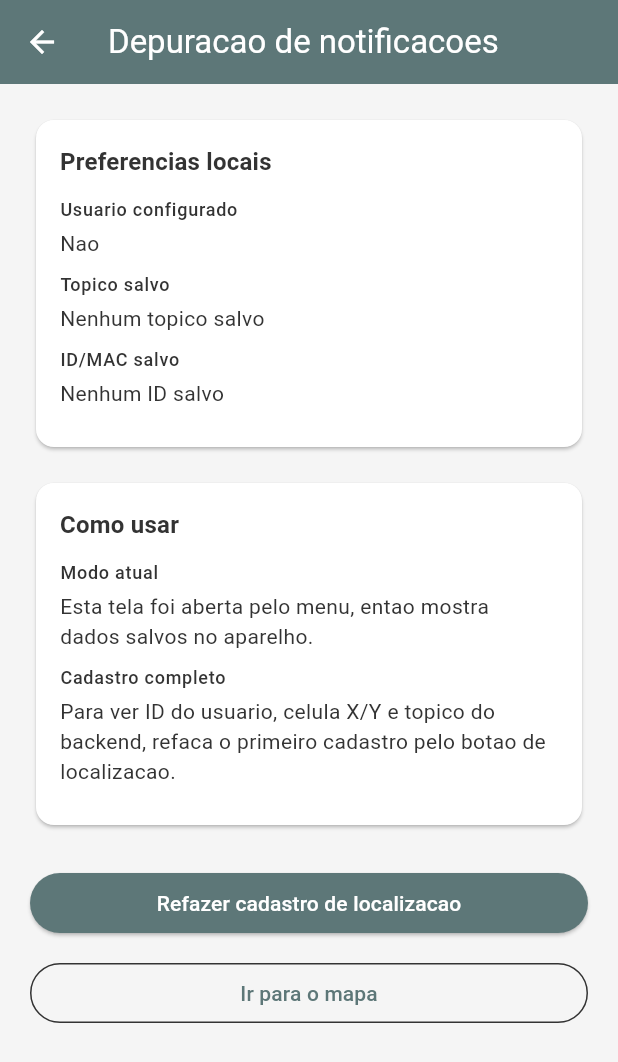
After one commit to BrunoTochetto/PUNC, a Flutter app: the DebugNotificacoesPage screen opened by its route, on a phone screen of 412 x 824 dp. The commit adds this screen. Shown: the top 1062 px of the screen. Run offline on Flutter 3.47's test engine with Material 3 defaults, Android fonts, the phone set to English and light mode, and no system bars; our stand-ins replace device_info_plus, firebase_core, firebase_messaging, geolocator, shared_preferences; accounts and stored records are empty.

Commit message:
FCM Topics - Tentativa de funcionar
Commits de dessespero pois isso não vai funcionar sem refazer todo o front.

```diff
--- /dev/null
+++ b/punc/devtools_options.yaml
@@ -0,0 +1,3 @@
+description: This file stores settings for Dart & Flutter DevTools.
+documentation: https://docs.flutter.dev/tools/devtools/extensions#configure-extension-enablement-states
+extensions:
--- a/punc/lib/main.dart
+++ b/punc/lib/main.dart
@@ -7,6 +7,7 @@ import './nucleo/temas/appTheme.dart';
 import './source/data/servicos/servico_notificacoes.dart';
 import './source/views/configuracao_usuario_page.dart';
 import './source/views/cronograma.dart';
+import './source/views/debug_notificacoes_page.dart';
 import './source/views/gerenciamento.dart';
 import './source/views/gerenciamento2.dart';
 import './source/views/localizacao_atual_page.dart';
@@ -33,6 +34,7 @@ Future<void> main() async {
         '/gerenciamento/novo': (_) => const Gerenciamento2Page(),
         '/perfil': (_) => const PerfilPage(),
         '/configuracoes': (_) => const ConfiguracaoUsuarioPage(),
+        '/debug-notificacoes': (_) => const DebugNotificacoesPage(),
       },
     ),
   );
--- a/punc/lib/nucleo/segredos/api_config.dart
+++ b/punc/lib/nucleo/segredos/api_config.dart
@@ -5,11 +5,11 @@ class ApiConfig {
 
   static const String baseUrl = String.fromEnvironment(
     'PUNC_API_URL',
-    defaultValue: 'http://localhost:1000',
+    defaultValue: 'http://192.168.0.34:2000',
   );
 
   static const String wsUrl = String.fromEnvironment(
     'PUNC_WS_URL',
-    defaultValue: 'ws://localhost:8080',
+    defaultValue: 'ws://192.168.0.34:8080',
   );
 }
--- a/punc/lib/source/data/repositorios/repositorio_usuario.dart
+++ b/punc/lib/source/data/repositorios/repositorio_usuario.dart
@@ -13,6 +13,7 @@ class RepositorioUsuario {
     required String mac,
     required double latitude,
     required double longitude,
+    String? fcmToken,
   }) async {
     final resposta = await _client.post(
       '/api/usuario/cadastro',
@@ -21,6 +22,8 @@ class RepositorioUsuario {
         'mac': mac,
         'latitude': latitude,
         'longitude': longitude,
+        if (fcmToken != null && fcmToken.trim().isNotEmpty)
+          'fcm_token': fcmToken.trim(),
       },
     );
 
--- a/punc/lib/source/data/servicos/servico_notificacoes.dart
+++ b/punc/lib/source/data/servicos/servico_notificacoes.dart
@@ -76,10 +76,25 @@ class ServicoNotificacoes {
     }
   }
 
+  Future<String?> obterTokenFcm() async {
+    try {
+      return await _messaging.getToken();
+    } catch (e) {
+      throw NotificacaoExcecao(
+        'Nao foi possivel obter o token FCM do dispositivo: $e',
+      );
+    }
+  }
+
   Future<InscricaoNotificacao> inscreverUsuario(
     ResultadoCadastroUsuario cadastro,
   ) async {
     final topico = topicoParaCadastro(cadastro);
+    final inscricaoBackend = cadastro.usuario.inscricaoFcm;
+
+    if (inscricaoBackend?.inscrito == true) {
+      return InscricaoNotificacao(inscrito: true, topico: topico);
+    }
 
     try {
       await inscreverNoTopico(topico);
@@ -105,14 +120,19 @@ class ServicoNotificacoes {
   }
 
   static String topicoParaCadastro(ResultadoCadastroUsuario cadastro) {
+    final topicoBackend = cadastro.usuario.celula.topico?.trim();
+    if (topicoBackend != null && topicoBackend.isNotEmpty) {
+      return topicoBackend;
+    }
+
     final x = cadastro.usuario.celula.x;
     final y = cadastro.usuario.celula.y;
     if (x == null || y == null) {
       throw const NotificacaoExcecao(
-        'Backend nao retornou a celula do usuario.',
+        'Backend nao retornou o topico nem a celula do usuario.',
       );
     }
-    return 'celula-$x-$y';
+    return 'celula_${x}_$y';
   }
 
   void dispose() {
@@ -122,16 +142,25 @@ class ServicoNotificacoes {
   }
 
   Future<void> _inscreverTopico(String topico) async {
-    if (_topicoAtual == topico) {
+    final topicoNormalizado = topico.trim();
+    if (topicoNormalizado.isEmpty) {
+      throw const NotificacaoExcecao(
+        'Topico FCM invalido ou vazio para inscricao.',
+      );
+    }
+
+    if (_topicoAtual == topicoNormalizado) {
       return;
     }
+
+    await _messaging.getToken();
 
     if (_topicoAtual != null) {
       await _messaging.unsubscribeFromTopic(_topicoAtual!);
     }
 
-    await _messaging.subscribeToTopic(topico);
-    _topicoAtual = topico;
+    await _messaging.subscribeToTopic(topicoNormalizado);
+    _topicoAtual = topicoNormalizado;
   }
 
   Future<void> _solicitarPermissao() async {
--- a/punc/lib/source/domain/casodeuso/usuario/cadastrar_usuario.dart
+++ b/punc/lib/source/domain/casodeuso/usuario/cadastrar_usuario.dart
@@ -14,6 +14,7 @@ class CadastrarUsuario {
     required String mac,
     required double latitude,
     required double longitude,
+    String? fcmToken,
   }) {
     if (nomeDispositivo.trim().isEmpty) {
       throw ArgumentError('Nome do dispositivo é obrigatório.');
@@ -27,6 +28,7 @@ class CadastrarUsuario {
       mac: mac.trim(),
       latitude: latitude,
       longitude: longitude,
+      fcmToken: fcmToken,
     );
   }
 }
--- a/punc/lib/source/viewmodels/localizacao_view_model.dart
+++ b/punc/lib/source/viewmodels/localizacao_view_model.dart
@@ -1,4 +1,7 @@
+import 'package:flutter/foundation.dart';
+
 import '../data/modelos/localizacao_usuario.dart';
+import '../data/modelos/usuario.dart';
 import '../data/servicos/servico_localizacao.dart';
 import '../data/servicos/servico_notificacoes.dart';
 import '../data/servicos/servico_preferencias_usuario.dart';
@@ -7,11 +10,15 @@ import '../domain/casodeuso/usuario/cadastrar_usuario.dart';
 class ResultadoConfiguracaoLocalizacao {
   const ResultadoConfiguracaoLocalizacao({
     required this.localizacao,
+    required this.cadastro,
     required this.inscricao,
+    this.erroInscricao,
   });
 
   final LocalizacaoUsuario localizacao;
+  final ResultadoCadastroUsuario cadastro;
   final InscricaoNotificacao inscricao;
+  final String? erroInscricao;
 }
 
 class LocalizacaoViewModel {
@@ -40,6 +47,10 @@ class LocalizacaoViewModel {
     required LocalizacaoUsuario localizacao,
   }) async {
     await _servicoNotificacoes.inicializar();
+    final tokenFcm = await _servicoNotificacoes.obterTokenFcm();
+    debugPrint(
+      '[PUNC notificacoes] token_fcm=${tokenFcm == null ? 'null' : '${tokenFcm.length} caracteres'}',
+    );
 
     final identificacao =
         await _preferenciasUsuario.obterIdentificacaoDispositivo();
@@ -48,17 +59,45 @@ class LocalizacaoViewModel {
       mac: identificacao.mac,
       latitude: localizacao.latitude,
       longitude: localizacao.longitude,
+      fcmToken: tokenFcm,
     );
-    final inscricao = await _servicoNotificacoes.inscreverUsuario(cadastro);
+    debugPrint(
+      '[PUNC notificacoes] usuario=${cadastro.usuario.id} '
+      'celula=${cadastro.usuario.celula.x},${cadastro.usuario.celula.y} '
+      'topico_backend=${cadastro.usuario.celula.topico} '
+      'inscricao_backend=${cadastro.usuario.inscricaoFcm?.inscrito}',
+    );
 
-    await _preferenciasUsuario.salvarConfiguracao(
-      topico: inscricao.topico,
-      idDispositivo: identificacao.mac,
+    late final InscricaoNotificacao inscricao;
+    String? erroInscricao;
+    try {
+      inscricao = await _servicoNotificacoes.inscreverUsuario(cadastro);
+    } catch (erro) {
+      erroInscricao = erro.toString();
+      inscricao = InscricaoNotificacao(
+        inscrito: false,
+        topico: ServicoNotificacoes.topicoParaCadastro(cadastro),
+      );
+    }
+
+    debugPrint(
+      '[PUNC notificacoes] inscricao_firebase=${inscricao.inscrito} '
+      'topico=${inscricao.topico} erro=${erroInscricao ?? 'nenhum'}',
     );
+
+    final inscritoNoBackend = cadastro.usuario.inscricaoFcm?.inscrito == true;
+    if (inscricao.inscrito || inscritoNoBackend) {
+      await _preferenciasUsuario.salvarConfiguracao(
+        topico: inscricao.topico,
+        idDispositivo: identificacao.mac,
+      );
+    }
 
     return ResultadoConfiguracaoLocalizacao(
       localizacao: localizacao,
+      cadastro: cadastro,
       inscricao: inscricao,
+      erroInscricao: erroInscricao,
     );
   }
 }
--- /dev/null
+++ b/punc/lib/source/views/debug_notificacoes_page.dart
@@ -0,0 +1,236 @@
+import 'package:flutter/material.dart';
+
+import '../data/servicos/servico_preferencias_usuario.dart';
+import '../viewmodels/localizacao_view_model.dart';
+
+class DebugNotificacoesPage extends StatelessWidget {
+  const DebugNotificacoesPage({
+    super.key,
+    this.resultado,
+  });
+
+  final ResultadoConfiguracaoLocalizacao? resultado;
+
+  @override
+  Widget build(BuildContext context) {
+    final resultadoAtual = resultado;
+    if (resultadoAtual == null) {
+      return const _DebugPreferenciasPage();
+    }
+
+    final usuario = resultadoAtual.cadastro.usuario;
+    final celula = usuario.celula;
+    final inscricaoBackend = usuario.inscricaoFcm;
+
+    return Scaffold(
+      appBar: AppBar(
+        title: const Text('Depuracao de notificacoes'),
+      ),
+      body: ListView(
+        padding: const EdgeInsets.all(20),
+        children: [
+          _SecaoDebug(
+            titulo: 'Status',
+            itens: {
+              'Cadastro backend': resultadoAtual.cadastro.mensagem,
+              'Topico inscrito no front': resultadoAtual.inscricao.topico,
+              'Inscricao Firebase': resultadoAtual.inscricao.inscrito
+                  ? 'Solicitada com sucesso'
+                  : 'Nao inscrita',
+              'Erro inscricao Firebase':
+                  resultadoAtual.erroInscricao ?? 'Nenhum erro capturado',
+              'Inscricao backend':
+                  inscricaoBackend?.inscrito == true ? 'Sim' : 'Nao',
+              'Motivo backend':
+                  inscricaoBackend?.motivo ?? 'Nenhum motivo informado',
+              'Erro backend': inscricaoBackend?.erro ?? 'Nenhum erro capturado',
+            },
+          ),
+          const SizedBox(height: 16),
+          _SecaoDebug(
+            titulo: 'Usuario',
+            itens: {
+              'ID usuario': usuario.id.toString(),
+              'ID celula': usuario.idCelula?.toString() ?? 'null',
+              'ID regiao': usuario.idRegiao?.toString() ?? 'null',
+            },
+          ),
+          const SizedBox(height: 16),
+          _SecaoDebug(
+            titulo: 'Celula e topico',
+            itens: {
+              'Celula X': celula.x?.toString() ?? 'null',
+              'Celula Y': celula.y?.toString() ?? 'null',
+              'Topico backend': celula.topico ?? 'null',
+              'Topico usado no Firebase': resultadoAtual.inscricao.topico,
+              'Topico inscrito pelo backend':
+                  inscricaoBackend?.topico ?? 'null',
+            },
+          ),
+          const SizedBox(height: 16),
+          _SecaoDebug(
+            titulo: 'Localizacao enviada',
+            itens: {
+              'Latitude': resultadoAtual.localizacao.latitude.toString(),
+              'Longitude': resultadoAtual.localizacao.longitude.toString(),
+              'Descricao': resultadoAtual.localizacao.descricao,
+            },
+          ),
+          const SizedBox(height: 24),
+          ElevatedButton(
+            onPressed: () => Navigator.pushReplacementNamed(context, '/mapa'),
+            child: const Text('Ir para o mapa'),
+          ),
+        ],
+      ),
+    );
+  }
+}
+
+class _DebugPreferenciasPage extends StatefulWidget {
+  const _DebugPreferenciasPage();
+
+  @override
+  State<_DebugPreferenciasPage> createState() => _DebugPreferenciasPageState();
+}
+
+class _DebugPreferenciasPageState extends State<_DebugPreferenciasPage> {
+  final ServicoPreferenciasUsuario _preferencias = ServicoPreferenciasUsuario();
+  late Future<PreferenciasUsuario> _preferenciasFuture;
+
+  @override
+  void initState() {
+    super.initState();
+    _carregar();
+  }
+
+  void _carregar() {
+    _preferenciasFuture = _preferencias.carregar();
+  }
+
+  @override
+  Widget build(BuildContext context) {
+    return Scaffold(
+      appBar: AppBar(
+        title: const Text('Depuracao de notificacoes'),
+      ),
+      body: FutureBuilder<PreferenciasUsuario>(
+        future: _preferenciasFuture,
+        builder: (context, snapshot) {
+          if (snapshot.connectionState == ConnectionState.waiting) {
+            return const Center(child: CircularProgressIndicator());
+          }
+
+          if (snapshot.hasError) {
+            return Padding(
+              padding: const EdgeInsets.all(20),
+              child: Column(
+                crossAxisAlignment: CrossAxisAlignment.stretch,
+                children: [
+                  _SecaoDebug(
+                    titulo: 'Erro',
+                    itens: {
+                      'Falha ao carregar preferencias': snapshot.error.toString(),
+                    },
+                  ),
+                  const SizedBox(height: 16),
+                  ElevatedButton(
+                    onPressed: () => setState(_carregar),
+                    child: const Text('Tentar novamente'),
+                  ),
+                ],
+              ),
+            );
+          }
+
+          final preferencias = snapshot.data;
+          return ListView(
+            padding: const EdgeInsets.all(20),
+            children: [
+              _SecaoDebug(
+                titulo: 'Preferencias locais',
+                itens: {
+                  'Usuario configurado':
+                      preferencias?.configurado == true ? 'Sim' : 'Nao',
+                  'Topico salvo':
+                      preferencias?.topicoFcm ?? 'Nenhum topico salvo',
+                  'ID/MAC salvo':
+                      preferencias?.idDispositivo ?? 'Nenhum ID salvo',
+                },
+              ),
+              const SizedBox(height: 16),
+              _SecaoDebug(
+                titulo: 'Como usar',
+                itens: {
+                  'Modo atual':
+                      'Esta tela foi aberta pelo menu, entao mostra dados salvos no aparelho.',
+                  'Cadastro completo':
+                      'Para ver ID do usuario, celula X/Y e topico do backend, refaca o primeiro cadastro pelo botao de localizacao.',
+                },
+              ),
+              const SizedBox(height: 24),
+              ElevatedButton(
+                onPressed: () => Navigator.pushReplacementNamed(
+                  context,
+                  '/localizacao',
+                ),
+                child: const Text('Refazer cadastro de localizacao'),
+              ),
+              const SizedBox(height: 12),
+              OutlinedButton(
+                onPressed: () => Navigator.pushReplacementNamed(
+                  context,
+                  '/mapa',
+                ),
+                child: const Text('Ir para o mapa'),
+              ),
+            ],
+          );
+        },
+      ),
+    );
+  }
+}
+
+class _SecaoDebug extends StatelessWidget {
+  const _SecaoDebug({
+    required this.titulo,
+    required this.itens,
+  });
+
+  final String titulo;
+  final Map<String, String> itens;
+
+  @override
+  Widget build(BuildContext context) {
+    return Card(
+      child: Padding(
+        padding: const EdgeInsets.all(16),
+        child: Column(
+          crossAxisAlignment: CrossAxisAlignment.start,
+          children: [
+            Text(
+              titulo,
+              style: Theme.of(context).textTheme.titleMedium?.copyWith(
+                    fontWeight: FontWeight.w700,
+                  ),
+            ),
+            const SizedBox(height: 12),
+            for (final item in itens.entries) ...[
+              Text(
+                item.key,
+                style: Theme.of(context).textTheme.labelMedium,
+              ),
+              const SizedBox(height: 4),
+              SelectableText(
+                item.value,
+                style: Theme.of(context).textTheme.bodyMedium,
+              ),
+              const SizedBox(height: 10),
+            ],
+          ],
+        ),
+      ),
+    );
+  }
+}
--- a/punc/lib/source/widgets/punc_app_shell.dart
+++ b/punc/lib/source/widgets/punc_app_shell.dart
@@ -34,7 +34,7 @@ class PuncAppShell extends StatelessWidget {
           IconButton(
             tooltip: 'Notificacoes',
             icon: const Icon(Icons.notifications_none, color: corIconeAppBar),
-            onPressed: () {},
+            onPressed: () => Navigator.pushNamed(context, '/debug-notificacoes'),
           ),
           IconButton(
             tooltip: 'Configuracoes',
@@ -81,6 +81,12 @@ class PuncAppShell extends StatelessWidget {
                 selectedRoute: selectedRoute,
                 icon: Icons.person_outline,
                 label: 'Perfil',
+              ),
+              _MenuItem(
+                route: '/debug-notificacoes',
+                selectedRoute: selectedRoute,
+                icon: Icons.bug_report_outlined,
+                label: 'Debug notificacoes',
               ),
             ],
           ),
```
Also changed, not shown: punc/lib/source/data/modelos/usuario.dart (+54 -6 lines), punc/lib/source/data/servicos/servico_preferencias_usuario.dart (+21 -2 lines), punc/lib/source/views/configuracao_usuario_page.dart (+12 -0 lines), punc/lib/source/views/localizacao_atual_page.dart (+29 -4 lines), 7 other files.
